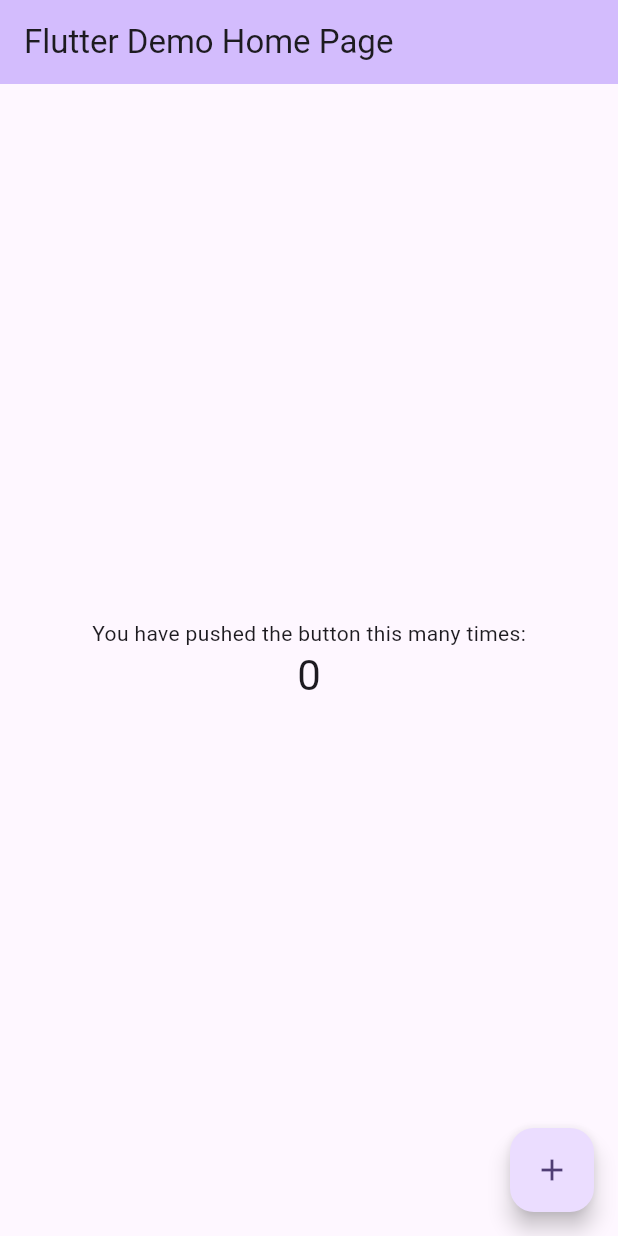
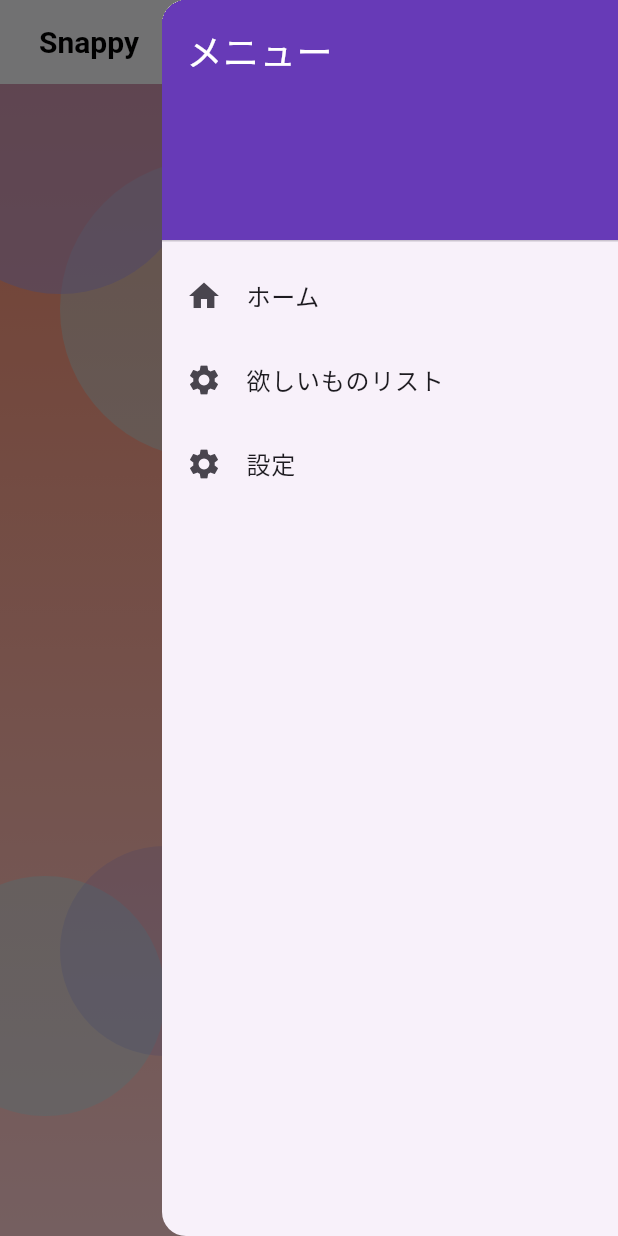
Before and after one commit to suke-0612/SNAPPY, a Flutter app: the screen it shows after launch, with the side drawer open (before the commit the screen has no drawer), on a phone screen of 412 x 824 dp. Run offline on Flutter 3.47's test engine with Material 3 defaults, Android fonts, the phone set to English and light mode, and no system bars.

Commit message:
feat:set environment

```diff
--- /dev/null
+++ b/lib/app.dart
@@ -0,0 +1,17 @@
+import 'package:flutter/material.dart';
+import 'importer.dart';
+
+class MyApp extends StatelessWidget {
+  const MyApp({super.key});
+  @override
+  Widget build(BuildContext context) {
+    return MaterialApp(
+      title: 'Flutter Demo',
+      theme: ThemeData(
+        colorScheme: ColorScheme.fromSeed(seedColor: Colors.deepPurple),
+        useMaterial3: true,
+      ),
+      home: const Home(),
+    );
+  }
+}
--- /dev/null
+++ b/lib/components/base_screen.dart
@@ -0,0 +1,81 @@
+// ignore_for_file: deprecated_member_use
+
+import 'package:flutter/material.dart';
+import 'package:snappy/importer.dart';
+
+class BaseScreen extends StatelessWidget {
+  final Widget child;
+
+  const BaseScreen({super.key, required this.child});
+
+  @override
+  Widget build(BuildContext context) {
+    return Scaffold(
+        appBar: const Header(),
+        endDrawer: const AppDrawer(),
+        body: Stack(
+          children: [
+            Container(
+              decoration: const BoxDecoration(
+                gradient: LinearGradient(
+                  begin: Alignment.topCenter,
+                  end: Alignment.bottomCenter,
+                  colors: [
+                    Color(0xFFF98E6E),
+                    Color(0xFFFFCFD2),
+                  ],
+                ),
+              ),
+            ),
+            Positioned(
+              top: 50,
+              left: 40,
+              child: _buildBlurCircle(
+                  200, const Color(0xFFB2EBF2).withOpacity(0.4)),
+            ),
+            Positioned(
+              top: -40,
+              left: -50,
+              child: _buildBlurCircle(
+                  180, const Color(0xFFB39DDB).withOpacity(0.6)),
+            ),
+            Positioned(
+              bottom: 80,
+              left: -50,
+              child: _buildBlurCircle(
+                  160, const Color(0xFFB2EBF2).withOpacity(0.4)),
+            ),
+            Positioned(
+              bottom: -40,
+              right: -30,
+              child: _buildBlurCircle(
+                  200, const Color(0xFFEF5350).withOpacity(0.25)),
+            ),
+            Positioned(
+              top: 150,
+              right: -40,
+              child: _buildBlurCircle(
+                  120, const Color(0xFFFFD700).withOpacity(0.3)),
+            ),
+            Positioned(
+              bottom: 120,
+              left: 40,
+              child: _buildBlurCircle(
+                  140, const Color(0xFF536DFE).withOpacity(0.15)),
+            ),
+            SafeArea(child: child),
+          ],
+        ));
+  }
+
+  Widget _buildBlurCircle(double size, Color color) {
+    return Container(
+      width: size,
+      height: size,
+      decoration: BoxDecoration(
+        color: color,
+        shape: BoxShape.circle,
+      ),
+    );
+  }
+}
--- /dev/null
+++ b/lib/components/drawer.dart
@@ -0,0 +1,90 @@
+import 'package:flutter/material.dart';
+import 'package:snappy/importer.dart';
+
+class AppDrawer extends StatelessWidget {
+  const AppDrawer({super.key});
+
+  @override
+  Widget build(BuildContext context) {
+    return Drawer(
+      child: ListView(
+        padding: EdgeInsets.zero,
+        children: [
+          const DrawerHeader(
+            decoration: BoxDecoration(color: Colors.deepPurple),
+            child: Text(
+              'メニュー',
+              style: TextStyle(color: Colors.white, fontSize: 24),
+            ),
+          ),
+          ListTile(
+            leading: const Icon(Icons.home),
+            title: const Text('ホーム'),
+            onTap: () {
+              Navigator.pop(context);
+              Navigator.push(
+                context,
+                PageRouteBuilder(
+                  transitionDuration: const Duration(milliseconds: 200),
+                  pageBuilder: (context, animation, secondaryAnimation) =>
+                      const Home(),
+                  transitionsBuilder:
+                      (context, animation, secondaryAnimation, child) {
+                    return FadeTransition(
+                      opacity: animation,
+                      child: child,
+                    );
+                  },
+                ),
+              );
+            },
+          ),
+          ListTile(
+            leading: const Icon(Icons.settings),
+            title: const Text('欲しいものリスト'),
+            onTap: () {
+              Navigator.pop(context);
+              Navigator.push(
+                context,
+                PageRouteBuilder(
+                  transitionDuration: const Duration(milliseconds: 200),
+                  pageBuilder: (context, animation, secondaryAnimation) =>
+                      const WantList(),
+                  transitionsBuilder:
+                      (context, animation, secondaryAnimation, child) {
+                    return FadeTransition(
+                      opacity: animation,
+                      child: child,
+                    );
+                  },
+                ),
+              );
+            },
+          ),
+          ListTile(
+            leading: const Icon(Icons.settings),
+            title: const Text('設定'),
+            onTap: () {
+              Navigator.pop(context);
+              Navigator.push(
+                context,
+                PageRouteBuilder(
+                  transitionDuration: const Duration(milliseconds: 200),
+                  pageBuilder: (context, animation, secondaryAnimation) =>
+                      const Settings(),
+                  transitionsBuilder:
+                      (context, animation, secondaryAnimation, child) {
+                    return FadeTransition(
+                      opacity: animation,
+                      child: child,
+                    );
+                  },
+                ),
+              );
+            },
+          ),
+        ],
+      ),
+    );
+  }
+}
--- /dev/null
+++ b/lib/components/header.dart
@@ -0,0 +1,34 @@
+import 'package:flutter/material.dart';
+
+class Header extends StatelessWidget implements PreferredSizeWidget {
+  const Header({super.key});
+
+  @override
+  Widget build(BuildContext context) {
+    return AppBar(
+      backgroundColor: Colors.white,
+      foregroundColor: Colors.black,
+      elevation: 1,
+      // automaticallyImplyLeading: false,
+      titleSpacing: 10,
+      title: const Padding(
+        padding: EdgeInsets.only(left: 16.0),
+        child: Row(
+          mainAxisAlignment: MainAxisAlignment.spaceBetween,
+          children: [
+            Text(
+              'Snappy',
+              style: TextStyle(
+                fontWeight: FontWeight.bold,
+                fontSize: 20,
+              ),
+            ),
+          ],
+        ),
+      ),
+    );
+  }
+
+  @override
+  Size get preferredSize => const Size.fromHeight(kToolbarHeight);
+}
--- /dev/null
+++ b/lib/importer.dart
@@ -0,0 +1,7 @@
+export 'package:snappy/pages/home.dart';
+export 'package:snappy/pages/settings.dart';
+export 'package:snappy/pages/want_list.dart';
+
+export 'package:snappy/components/header.dart';
+export 'package:snappy/components/drawer.dart';
+export 'package:snappy/components/base_screen.dart';
--- a/lib/main.dart
+++ b/lib/main.dart
@@ -1,125 +1,14 @@
+import 'package:flutter/services.dart';
+import 'package:snappy/app.dart';
 import 'package:flutter/material.dart';
 
+//TODO:envファイルの読み込み
+
 void main() {
+  //画面の向きを縦に固定
+  WidgetsFlutterBinding.ensureInitialized();
+  SystemChrome.setPreferredOrientations([
+    DeviceOrientation.portraitUp,
+  ]);
   runApp(const MyApp());
 }
-
-class MyApp extends StatelessWidget {
-  const MyApp({super.key});
-
-  // This widget is the root of your application.
-  @override
-  Widget build(BuildContext context) {
-    return MaterialApp(
-      title: 'Flutter Demo',
-      theme: ThemeData(
-        // This is the theme of your application.
-        //
-        // TRY THIS: Try running your application with "flutter run". You'll see
-        // the application has a purple toolbar. Then, without quitting the app,
-        // try changing the seedColor in the colorScheme below to Colors.green
-        // and then invoke "hot reload" (save your changes or press the "hot
-        // reload" button in a Flutter-supported IDE, or press "r" if you used
-        // the command line to start the app).
-        //
-        // Notice that the counter didn't reset back to zero; the application
-        // state is not lost during the reload. To reset the state, use hot
-        // restart instead.
-        //
-        // This works for code too, not just values: Most code changes can be
-        // tested with just a hot reload.
-        colorScheme: ColorScheme.fromSeed(seedColor: Colors.deepPurple),
-        useMaterial3: true,
-      ),
-      home: const MyHomePage(title: 'Flutter Demo Home Page'),
-    );
-  }
-}
-
-class MyHomePage extends StatefulWidget {
-  const MyHomePage({super.key, required this.title});
-
-  // This widget is the home page of your application. It is stateful, meaning
-  // that it has a State object (defined below) that contains fields that affect
-  // how it looks.
-
-  // This class is the configuration for the state. It holds the values (in this
-  // case the title) provided by the parent (in this case the App widget) and
-  // used by the build method of the State. Fields in a Widget subclass are
-  // always marked "final".
-
-  final String title;
-
-  @override
-  State<MyHomePage> createState() => _MyHomePageState();
-}
-
-class _MyHomePageState extends State<MyHomePage> {
-  int _counter = 0;
-
-  void _incrementCounter() {
-    setState(() {
-      // This call to setState tells the Flutter framework that something has
-      // changed in this State, which causes it to rerun the build method below
-      // so that the display can reflect the updated values. If we changed
-      // _counter without calling setState(), then the build method would not be
-      // called again, and so nothing would appear to happen.
-      _counter++;
-    });
-  }
-
-  @override
-  Widget build(BuildContext context) {
-    // This method is rerun every time setState is called, for instance as done
-    // by the _incrementCounter method above.
-    //
-    // The Flutter framework has been optimized to make rerunning build methods
-    // fast, so that you can just rebuild anything that needs updating rather
-    // than having to individually change instances of widgets.
-    return Scaffold(
-      appBar: AppBar(
-        // TRY THIS: Try changing the color here to a specific color (to
-        // Colors.amber, perhaps?) and trigger a hot reload to see the AppBar
-        // change color while the other colors stay the same.
-        backgroundColor: Theme.of(context).colorScheme.inversePrimary,
-        // Here we take the value from the MyHomePage object that was created by
-        // the App.build method, and use it to set our appbar title.
-        title: Text(widget.title),
-      ),
-      body: Center(
-        // Center is a layout widget. It takes a single child and positions it
-        // in the middle of the parent.
-        child: Column(
-          // Column is also a layout widget. It takes a list of children and
-          // arranges them vertically. By default, it sizes itself to fit its
-          // children horizontally, and tries to be as tall as its parent.
-          //
-          // Column has various properties to control how it sizes itself and
-          // how it positions its children. Here we use mainAxisAlignment to
-          // center the children vertically; the main axis here is the vertical
-          // axis because Columns are vertical (the cross axis would be
-          // horizontal).
-          //
-          // TRY THIS: Invoke "debug painting" (choose the "Toggle Debug Paint"
-          // action in the IDE, or press "p" in the console), to see the
-          // wireframe for each widget.
-          mainAxisAlignment: MainAxisAlignment.center,
-          children: <Widget>[
-            const Text(
-              'You have pushed the button this many times:',
-            ),
-            Text(
-              '$_counter',
-              style: Theme.of(context).textTheme.headlineMedium,
-            ),
-          ],
-        ),
-      ),
-      floatingActionButton: FloatingActionButton(
-        onPressed: _incrementCounter,
-        tooltip: 'Increment',
-        child: const Icon(Icons.add),
-      ), // This trailing comma makes auto-formatting nicer for build methods.
-    );
-  }
-}
--- /dev/null
+++ b/lib/pages/home.dart
@@ -0,0 +1,24 @@
+import 'package:flutter/material.dart';
+import 'package:snappy/importer.dart';
+
+class Home extends StatelessWidget {
+  const Home({super.key});
+
+  @override
+  Widget build(BuildContext context) {
+    return const BaseScreen(
+      child: Column(
+        children: [
+          Expanded(
+            child: Center(
+              child: Text(
+                'ここにホームの内容',
+                style: TextStyle(color: Colors.white),
+              ),
+            ),
+          ),
+        ],
+      ),
+    );
+  }
+}
```
Also changed, not shown: lib/pages/settings.dart (added, +24 -0 lines), lib/pages/want_list.dart (added, +24 -0 lines), lib/components/custom_button.dart (added), lib/components/grid_list_switch.dart (added), lib/components/input_search.dart (added), lib/components/item_card.dart (added), lib/components/pagination.dart (added), lib/components/pull_button.dart (added), 5 other files.
